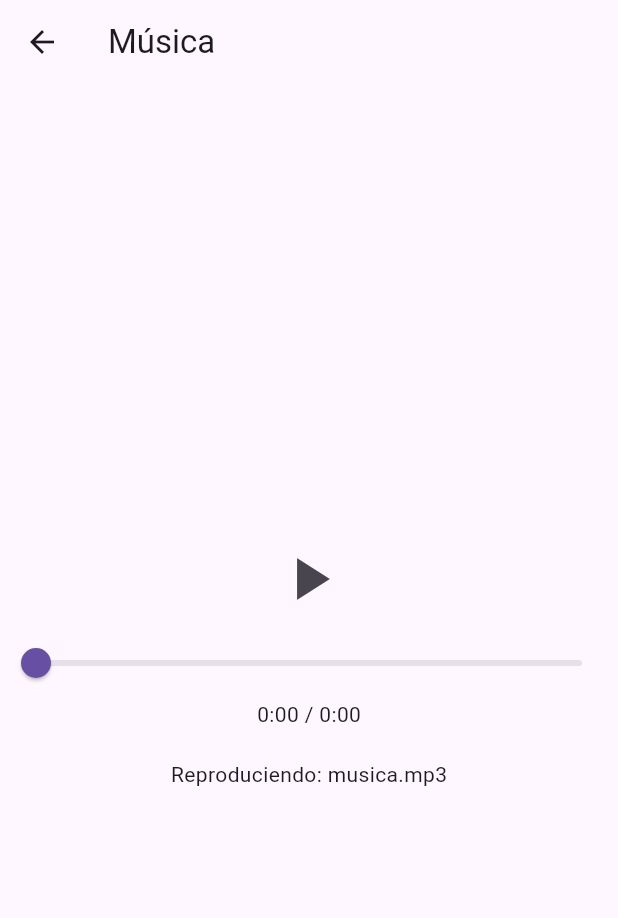
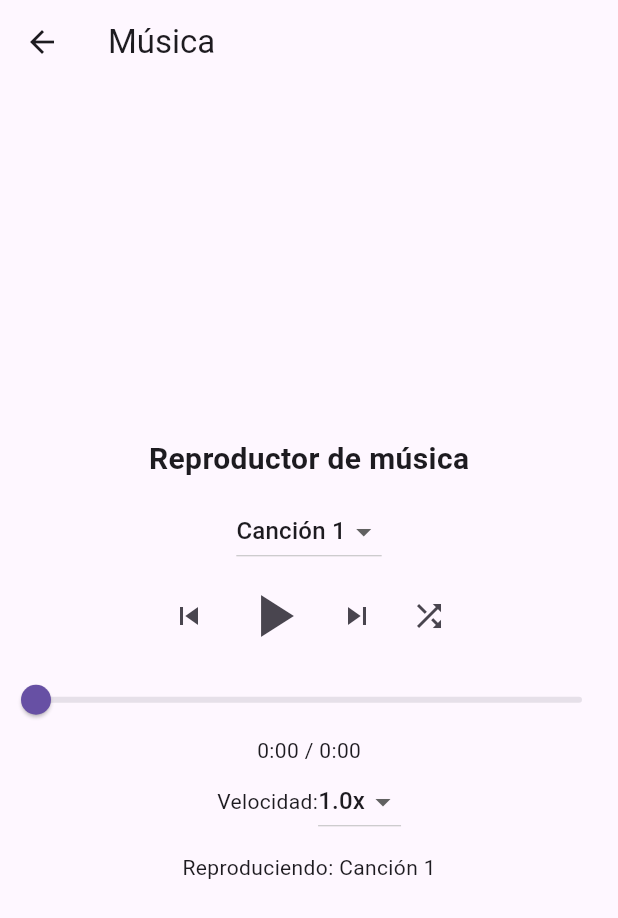
Before and after one commit to Bemen3M07/flutter-camera-dateni24-dot, a Flutter app: the MusicaScreen screen opened directly, on a phone screen of 412 x 824 dp. Shown: the top 918 px of the screen. Run offline on Flutter 3.47's test engine with Material 3 defaults, Android fonts, the phone set to English and light mode, and no system bars; our stand-ins replace audioplayers, camera.

Commit message:
reproductor arreglado

```diff
--- a/assets/musica.mp3.txt
+++ /dev/null
@@ -1,2 +0,0 @@
-# Añade aquí tu archivo de música para el reproductor
-# Por ejemplo, puedes poner un archivo llamado musica.mp3
--- a/lib/main_1.dart
+++ /dev/null
@@ -1,20 +0,0 @@
-import 'package:flutter/material.dart';
-
-void main() {
-  runApp(const MainApp());
-}
-
-class MainApp extends StatelessWidget {
-  const MainApp({super.key});
-
-  @override
-  Widget build(BuildContext context) {
-    return const MaterialApp(
-      home: Scaffold(
-        body: Center(
-          child: Text('Hello World 1!'),
-        ),
-      ),
-    );
-  }
-}
--- a/lib/main_2.dart
+++ /dev/null
@@ -1,20 +0,0 @@
-import 'package:flutter/material.dart';
-
-void main() {
-  runApp(const MainApp());
-}
-
-class MainApp extends StatelessWidget {
-  const MainApp({super.key});
-
-  @override
-  Widget build(BuildContext context) {
-    return const MaterialApp(
-      home: Scaffold(
-        body: Center(
-          child: Text('Hello World 2!'),
-        ),
-      ),
-    );
-  }
-}
--- a/lib/widgets/reproductor_musica_widget.dart
+++ b/lib/widgets/reproductor_musica_widget.dart
@@ -8,11 +8,21 @@ class ReproductorMusicaWidget extends StatefulWidget {
   State<ReproductorMusicaWidget> createState() => _ReproductorMusicaWidgetState();
 }
 
+
 class _ReproductorMusicaWidgetState extends State<ReproductorMusicaWidget> {
   final AudioPlayer _audioPlayer = AudioPlayer();
   bool _reproduciendo = false;
   Duration _duracion = Duration.zero;
   Duration _posicion = Duration.zero;
+  double _velocidad = 1.0;
+  int _cancionActual = 0;
+  bool _aleatorio = false;
+
+  final List<Map<String, String>> _canciones = [
+    {'nombre': 'Canción 1', 'archivo': 'assets/canco1.mp3'},
+    {'nombre': 'Canción 2', 'archivo': 'assets/canco2.mp3'},
+    {'nombre': 'Canción 3', 'archivo': 'assets/canco3.mp3'},
+  ];
 
   @override
   void initState() {
@@ -26,6 +36,9 @@ class _ReproductorMusicaWidgetState extends State<ReproductorMusicaWidget> {
     _audioPlayer.onPlayerStateChanged.listen((s) {
       setState(() { _reproduciendo = s == PlayerState.playing; });
     });
+    _audioPlayer.onPlayerComplete.listen((event) {
+      _siguienteCancion(auto: true);
+    });
   }
 
   @override
@@ -38,9 +51,45 @@ class _ReproductorMusicaWidgetState extends State<ReproductorMusicaWidget> {
     if (_reproduciendo) {
       await _audioPlayer.pause();
     } else {
-      // Cambia la ruta por la de tu archivo de música en assets
-      await _audioPlayer.play(AssetSource('musica.mp3'));
+      await _audioPlayer.setPlaybackRate(_velocidad);
+      await _audioPlayer.play(AssetSource(_canciones[_cancionActual]['archivo']!.replaceFirst('assets/', '')));
     }
+  }
+
+  Future<void> _cambiarCancion(int index) async {
+    setState(() {
+      _cancionActual = index;
+      _posicion = Duration.zero;
+      _duracion = Duration.zero;
+    });
+    await _audioPlayer.stop();
+    await _audioPlayer.setPlaybackRate(_velocidad);
+    await _audioPlayer.play(AssetSource(_canciones[_cancionActual]['archivo']!.replaceFirst('assets/', '')));
+  }
+
+  Future<void> _siguienteCancion({bool auto = false}) async {
+    int siguiente;
+    if (_aleatorio) {
+      siguiente = _cancionActual;
+      while (siguiente == _cancionActual && _canciones.length > 1) {
+        siguiente = (List.generate(_canciones.length, (i) => i)..shuffle()).first;
+      }
+    } else {
+      siguiente = (_cancionActual + 1) % _canciones.length;
+    }
+    await _cambiarCancion(siguiente);
+    if (!auto) await _audioPlayer.resume();
+  }
+
+  Future<void> _anteriorCancion() async {
+    int anterior = (_cancionActual - 1 + _canciones.length) % _canciones.length;
+    await _cambiarCancion(anterior);
+    await _audioPlayer.resume();
+  }
+
+  Future<void> _cambiarVelocidad(double v) async {
+    setState(() { _velocidad = v; });
+    await _audioPlayer.setPlaybackRate(_velocidad);
   }
 
   @override
@@ -48,9 +97,41 @@ class _ReproductorMusicaWidgetState extends State<ReproductorMusicaWidget> {
     return Column(
       mainAxisAlignment: MainAxisAlignment.center,
       children: [
-        IconButton(
-          icon: Icon(_reproduciendo ? Icons.pause : Icons.play_arrow, size: 48),
-          onPressed: _playPause,
+        Text('Reproductor de música', style: TextStyle(fontSize: 20, fontWeight: FontWeight.bold)),
+        const SizedBox(height: 10),
+        DropdownButton<int>(
+          value: _cancionActual,
+          items: List.generate(_canciones.length, (i) => DropdownMenuItem(
+            value: i,
+            child: Text(_canciones[i]['nombre']!),
+          )),
+          onChanged: (i) async {
+            if (i != null) await _cambiarCancion(i);
+          },
+        ),
+        Row(
+          mainAxisAlignment: MainAxisAlignment.center,
+          children: [
+            IconButton(
+              icon: const Icon(Icons.skip_previous),
+              onPressed: _anteriorCancion,
+            ),
+            IconButton(
+              icon: Icon(_reproduciendo ? Icons.pause : Icons.play_arrow, size: 48),
+              onPressed: _playPause,
+            ),
+            IconButton(
+              icon: const Icon(Icons.skip_next),
+              onPressed: _siguienteCancion,
+            ),
+            IconButton(
+              icon: Icon(_aleatorio ? Icons.shuffle_on : Icons.shuffle),
+              tooltip: 'Aleatorio',
+              onPressed: () {
+                setState(() { _aleatorio = !_aleatorio; });
+              },
+            ),
+          ],
         ),
         Slider(
           value: _posicion.inSeconds.toDouble(),
@@ -63,8 +144,24 @@ class _ReproductorMusicaWidgetState extends State<ReproductorMusicaWidget> {
           '${_posicion.inMinutes}:${(_posicion.inSeconds%60).toString().padLeft(2,'0')} / '
           '${_duracion.inMinutes}:${(_duracion.inSeconds%60).toString().padLeft(2,'0')}',
         ),
-        const SizedBox(height: 20),
-        const Text('Reproduciendo: musica.mp3'),
+        Row(
+          mainAxisAlignment: MainAxisAlignment.center,
+          children: [
+            const Text('Velocidad:'),
+            DropdownButton<double>(
+              value: _velocidad,
+              items: [0.5, 1.0, 1.5, 2.0].map((v) => DropdownMenuItem(
+                value: v,
+                child: Text('${v}x'),
+              )).toList(),
+              onChanged: (v) async {
+                if (v != null) await _cambiarVelocidad(v);
+              },
+            ),
+          ],
+        ),
+        const SizedBox(height: 10),
+        Text('Reproduciendo: ${_canciones[_cancionActual]['nombre']}'),
       ],
     );
   }
```
Also changed, not shown: pubspec.yaml (+5 -4 lines), 4 other files.
